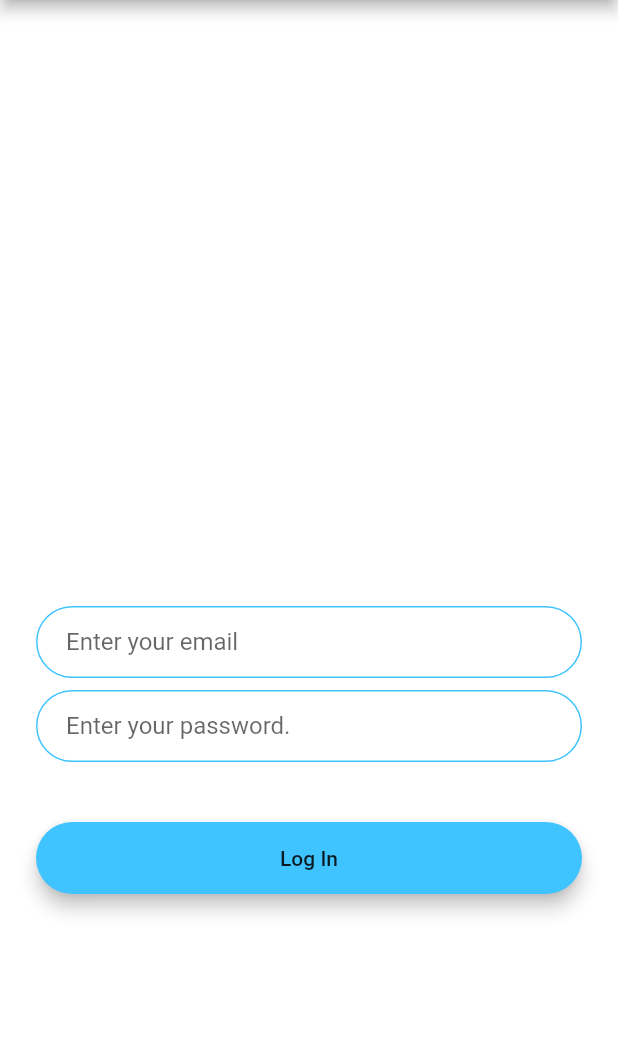
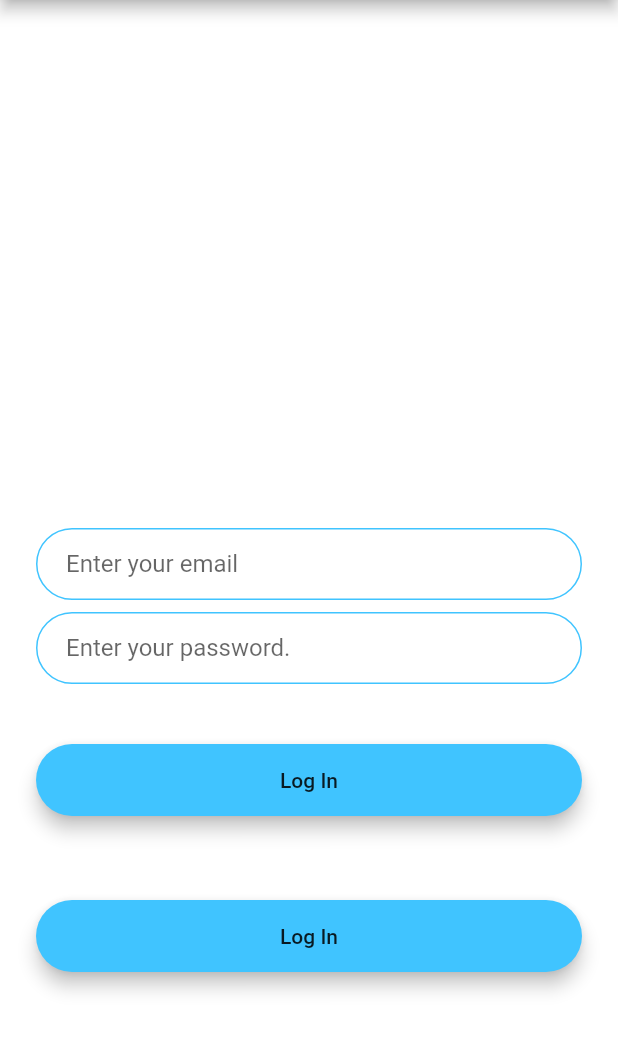
Before and after one commit to ramprasath2511/bloc-pattern-app, a Flutter app: the screen it shows after launch, on a phone screen of 412 x 824 dp, the part 84-1138 px from its top. Run offline on Flutter 3.47's test engine with Material 2 defaults, Android fonts, the phone set to English and light mode, and no system bars.

Commit message:
double buttpon added

```diff
--- a/lib/login_screen.dart
+++ b/lib/login_screen.dart
@@ -92,6 +92,26 @@ class _LoginScreenState extends State<LoginScreen> {
                   ),
                 ),
               ),
+            ),SizedBox(
+              height: 24.0,
+            ),
+            Padding(
+              padding: EdgeInsets.symmetric(vertical: 16.0),
+              child: Material(
+                color: Colors.lightBlueAccent,
+                borderRadius: BorderRadius.all(Radius.circular(30.0)),
+                elevation: 5.0,
+                child: MaterialButton(
+                  onPressed: () {
+                    //Implement login functionality.
+                  },
+                  minWidth: 200.0,
+                  height: 42.0,
+                  child: Text(
+                    'Log In',
+                  ),
+                ),
+              ),
             ),
           ],
         ),
```
